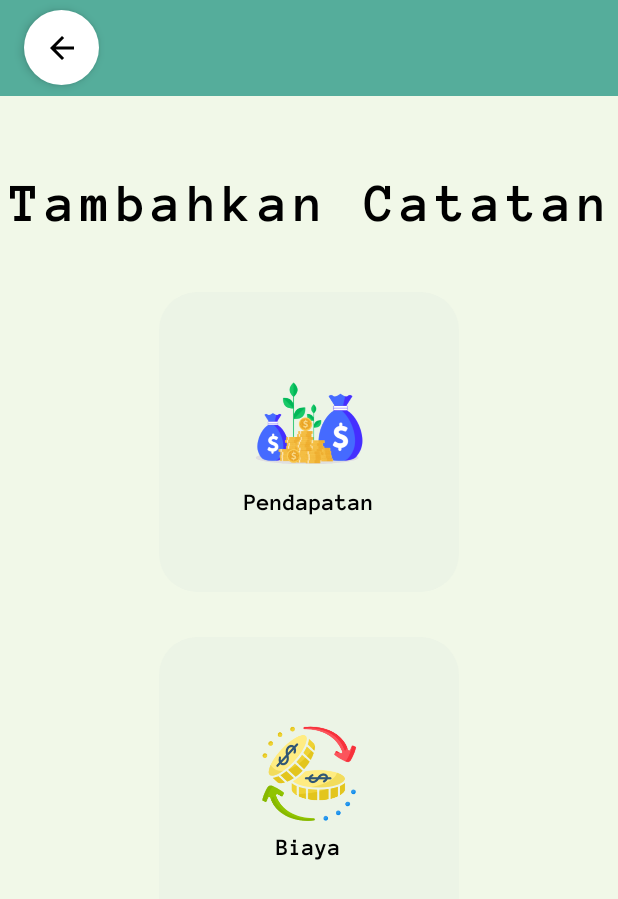
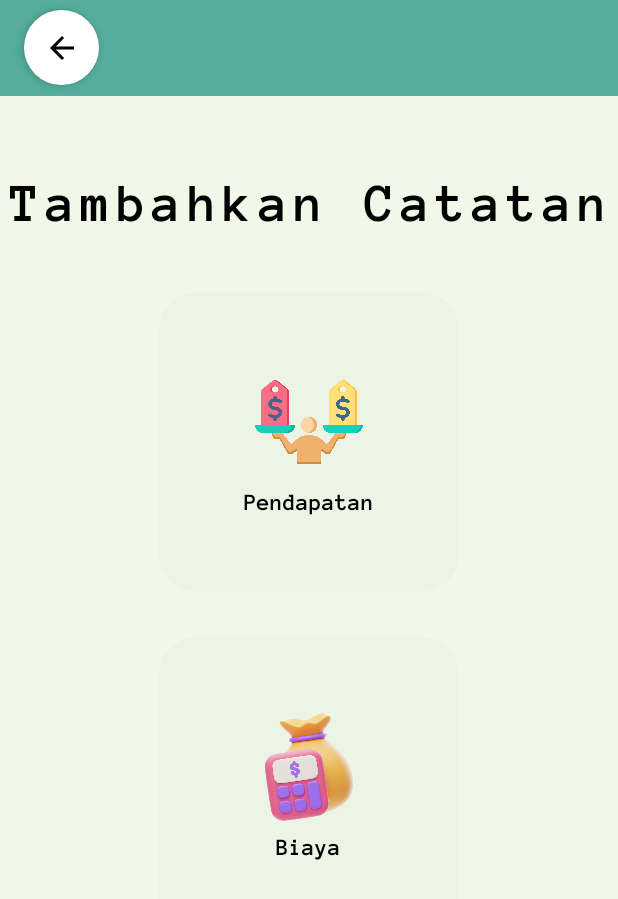
Before and after one commit to jessicaandryani/UTS_MOBILE, an Android app: the layout pilihan.xml on its own in the app's theme, with its tools: preview values and no code run, on a phone screen of 412 x 824 dp. Shown: the top 899 px of the screen. Run offline under Robolectric (Android 15) with nearby library versions, the light colour scheme and no system bars; Roboto replaces fonts that are not available here.

Commit message:
memperbaiki layout pada activity pilihan

```diff
--- a/app/src/main/res/layout/pilihan.xml
+++ b/app/src/main/res/layout/pilihan.xml
@@ -15,7 +15,6 @@
 
         <!-- Toolbar -->
         <androidx.appcompat.widget.Toolbar
-            android:id="@+id/toolbar"
             android:layout_width="match_parent"
             android:layout_height="wrap_content"
             android:paddingStart="8dp"
@@ -75,7 +74,7 @@
                 android:id="@+id/ivIncome"
                 android:layout_width="72dp"
                 android:layout_height="72dp"
-                android:src="@drawable/masuk1_1"
+                android:src="@drawable/pendapatan"
                 android:contentDescription="Icon Pemasukan" />
 
             <TextView
@@ -102,7 +101,7 @@
                 android:id="@+id/ivExpense"
                 android:layout_width="72dp"
                 android:layout_height="72dp"
-                android:src="@drawable/keluar2"
+                android:src="@drawable/biaya"
                 android:contentDescription="Icon Pengeluaran" />
 
             <TextView
```
Also changed, not shown: app/src/main/res/drawable/biaya.png (added), app/src/main/res/drawable/keluar.png (deleted), app/src/main/res/drawable/keluar2.png (deleted), app/src/main/res/drawable/masuk1.png (deleted), app/src/main/res/drawable/masuk1_1.png (deleted), app/src/main/res/drawable/pendapatan.png (added).
